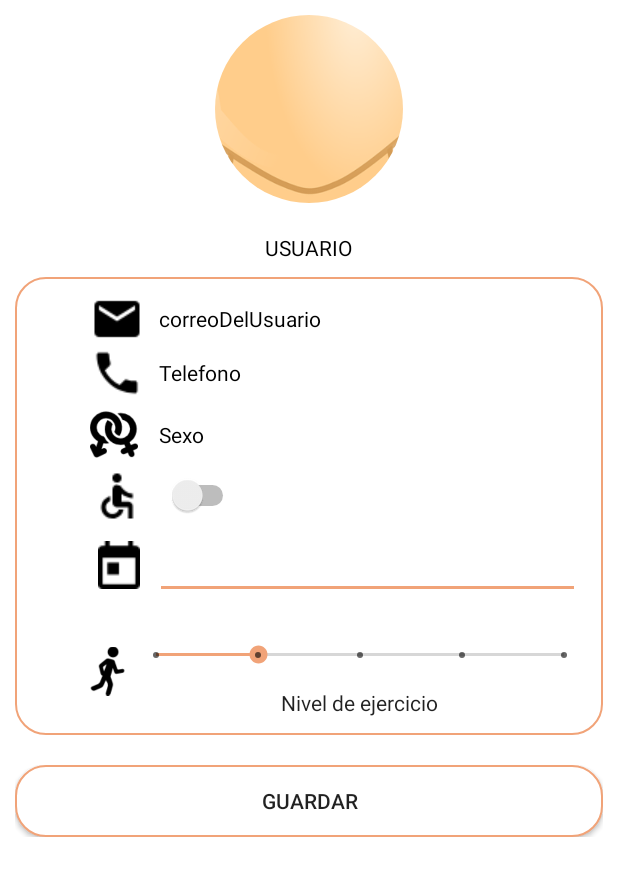
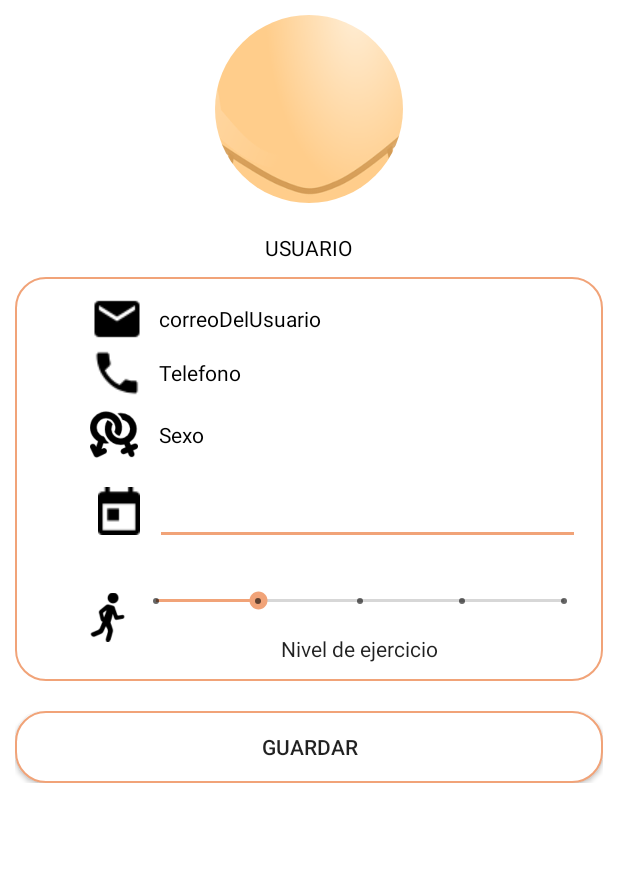
Before and after one commit to joacaar/ProyectoIoTGrupo1GTI2, an Android app: the layout perfil.xml on its own in the app's theme, with its tools: preview values and no code run, on a phone screen of 412 x 824 dp. Shown: the top 876 px of the screen. Run offline under Robolectric (Android 15) with nearby library versions, the light colour scheme and no system bars.

```diff
--- a/APP/proyectoIoTG1/app/src/main/res/layout/inicio.xml
+++ b/APP/proyectoIoTG1/app/src/main/res/layout/inicio.xml
@@ -102,6 +102,7 @@
                                     android:id="@+id/imageView5"
                                     android:layout_width="82dp"
                                     android:layout_height="wrap_content"
+                                    android:rotation="-45"
                                     app:srcCompat="@drawable/ic_regla" />
 
                                 <TextView
--- a/APP/proyectoIoTG1/app/src/main/res/layout/introduction.xml
+++ b/APP/proyectoIoTG1/app/src/main/res/layout/introduction.xml
@@ -218,6 +218,7 @@
                 android:paddingLeft="64dp"
                 android:paddingRight="64dp"
                 android:text="Enviar"
+                android:textColor="@color/common_google_signin_btn_text_dark_default"
                 app:layout_constraintBottom_toTopOf="@+id/protecDatos"
                 app:layout_constraintEnd_toEndOf="parent"
                 app:layout_constraintHorizontal_bias="0.502"
--- a/APP/proyectoIoTG1/app/src/main/res/layout/perfil.xml
+++ b/APP/proyectoIoTG1/app/src/main/res/layout/perfil.xml
@@ -155,35 +155,6 @@
                 </LinearLayout>
 
                 <LinearLayout
-                    android:layout_width="wrap_content"
-                    android:layout_height="wrap_content"
-                    android:gravity="center">
-
-                    <LinearLayout
-                        android:layout_width="match_parent"
-                        android:layout_height="match_parent"
-                        android:layout_marginStart="40dp"
-                        android:layout_marginLeft="40dp"
-                        android:gravity="center">
-
-                        <ImageView
-                            android:id="@+id/iconSillaRuedas"
-                            android:layout_width="0dp"
-                            android:layout_height="wrap_content"
-                            android:layout_weight="1"
-                            android:contentDescription="TODO"
-                            app:srcCompat="@drawable/ic_silla" />
-
-                        <Switch
-                            android:layout_width="wrap_content"
-                            android:layout_height="wrap_content"
-                            android:layout_marginLeft="15dp" />
-
-                    </LinearLayout>
-
-                </LinearLayout>
-
-                <LinearLayout
                     android:layout_width="match_parent"
                     android:layout_height="match_parent"
                     android:orientation="vertical">
```
Also changed, not shown: APP/proyectoIoTG1/app/src/main/res/drawable/ic_bascula.png, APP/proyectoIoTG1/app/src/main/res/drawable/ic_regla.png.
